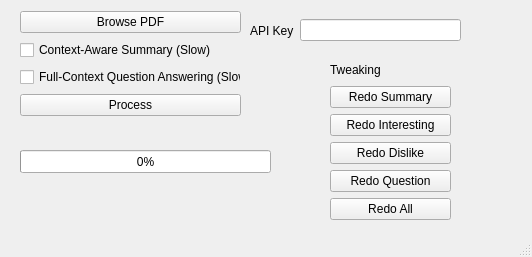
dw218192/CIS660_pdf2eval, file bin/window.ui: the form before one commit.
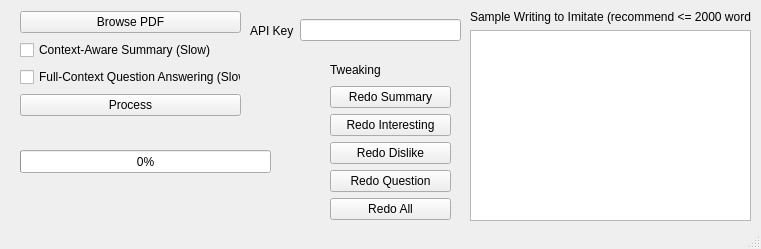
The form after the commit.

Commit message: imitating writing style

The edit to the form file:
```diff
--- a/bin/window.ui
+++ b/bin/window.ui
@@ -6,8 +6,8 @@
    <rect>
     <x>0</x>
     <y>0</y>
-    <width>532</width>
-    <height>257</height>
+    <width>761</width>
+    <height>249</height>
    </rect>
   </property>
   <property name="windowTitle">
@@ -156,6 +156,28 @@
      </item>
     </layout>
    </widget>
+   <widget class="QWidget" name="verticalLayoutWidget_3">
+    <property name="geometry">
+     <rect>
+      <x>470</x>
+      <y>10</y>
+      <width>281</width>
+      <height>211</height>
+     </rect>
+    </property>
+    <layout class="QVBoxLayout" name="verticalLayout_3">
+     <item>
+      <widget class="QLabel" name="label_4">
+       <property name="text">
+        <string>Sample Writing to Imitate (recommend &lt;= 2000 words)</string>
+       </property>
+      </widget>
+     </item>
+     <item>
+      <widget class="QPlainTextEdit" name="sampleWritingText"/>
+     </item>
+    </layout>
+   </widget>
   </widget>
   <widget class="QStatusBar" name="statusbar"/>
  </widget>
```
The commit also changes 18 other files.
